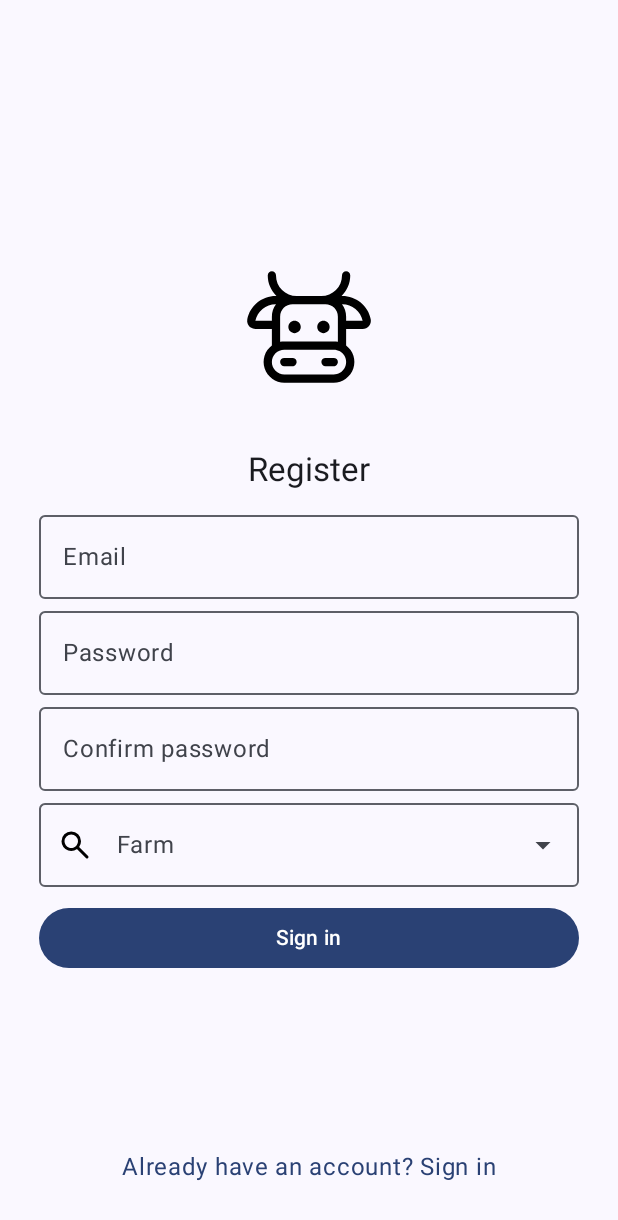
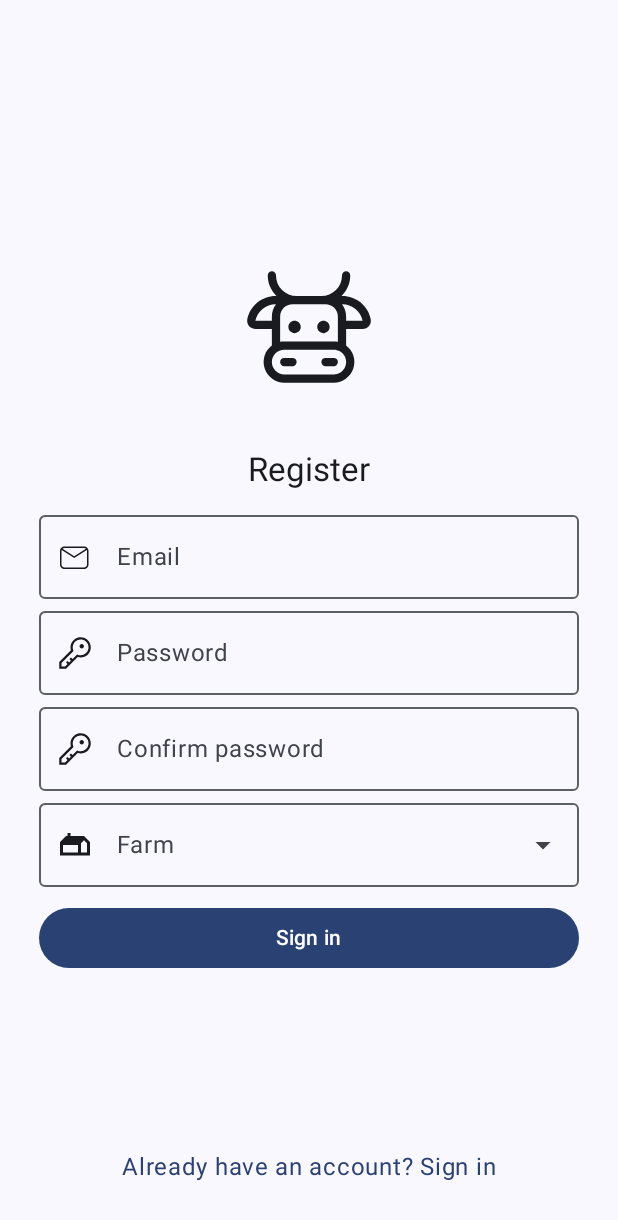
Before and after one commit to mishgan325/CowNose, an Android app built with Jetpack Compose: the screen it shows after launch (MainActivity), after a tap on "Register", on a phone screen of 412 x 824 dp. Shown: the top 1220 px of the screen. Run offline under Robolectric (Android 15) with nearby library versions, the phone set to English and light mode, and no system bars; our stand-ins replace Dagger/Hilt's generated code, Firebase (no records; nobody signed in at launch, a user with empty details on screens opened directly), Room's generated code; libraries missing offline, so code that uses them is left out: androidx.hilt.lifecycle; 1 other tap on this screen came first.

Commit message:
Update icons

```diff
--- a/android/app/src/main/java/ru/mishgan325/cownose/ui/screen/common/appbar/AppHeader.kt
+++ b/android/app/src/main/java/ru/mishgan325/cownose/ui/screen/common/appbar/AppHeader.kt
@@ -16,6 +16,7 @@ import androidx.compose.runtime.Composable
 import androidx.compose.runtime.mutableIntStateOf
 import androidx.compose.runtime.remember
 import androidx.compose.ui.Modifier
+import androidx.compose.ui.graphics.ColorFilter
 import androidx.compose.ui.platform.LocalContext
 import ru.mishgan325.cownose.R
 
@@ -61,11 +62,13 @@ fun AppHeader(
             ) {
                 if (isProfileScreen) Image(
                     imageVector = Icons.AutoMirrored.Filled.ExitToApp,
-                    contentDescription = "Log out"
+                    contentDescription = "Log out",
+                    colorFilter = ColorFilter.tint(color = MaterialTheme.colorScheme.onBackground)
                 )
                 else Image(
                     imageVector = Icons.Default.Person,
-                    contentDescription = "User Profile"
+                    contentDescription = "User Profile",
+                    colorFilter = ColorFilter.tint(color = MaterialTheme.colorScheme.onBackground)
                 )
             }
         },
--- a/android/app/src/main/java/ru/mishgan325/cownose/ui/screen/common/navigation/ScreenRoute.kt
+++ b/android/app/src/main/java/ru/mishgan325/cownose/ui/screen/common/navigation/ScreenRoute.kt
@@ -2,12 +2,13 @@ package ru.mishgan325.cownose.ui.screen.common.navigation
 
 import androidx.annotation.DrawableRes
 import androidx.compose.material3.Icon
+import androidx.compose.material3.MaterialTheme
 import androidx.compose.runtime.Composable
 import androidx.compose.ui.graphics.vector.ImageVector
 import androidx.compose.ui.res.painterResource
 import androidx.compose.ui.res.stringResource
+import kotlinx.serialization.Serializable
 import ru.mishgan325.cownose.R
-import kotlinx.serialization.Serializable
 
 sealed interface AppIcon {
     data class Vector(val image: ImageVector) : AppIcon
@@ -19,10 +20,16 @@ data class AppScreenRoute<T : Any>(val name: String, val route: T, val icon: App
 @Composable
 fun AppIcon(icon: AppIcon, contentDescription: String?) {
     when (icon) {
-        is AppIcon.Vector -> Icon(imageVector = icon.image, contentDescription = contentDescription)
+        is AppIcon.Vector -> Icon(
+            imageVector = icon.image,
+            contentDescription = contentDescription,
+            tint = MaterialTheme.colorScheme.onBackground
+        )
+
         is AppIcon.Res -> Icon(
             painter = painterResource(icon.resId),
-            contentDescription = contentDescription
+            contentDescription = contentDescription,
+            tint = MaterialTheme.colorScheme.onBackground
         )
     }
 }
@@ -51,7 +58,7 @@ fun AppScreenRoutes(): List<AppScreenRoute<*>> = listOf(
     ),
 )
 
-// Separate Screens
+
 @Serializable
 data object SeparateScreensRoute
 
--- a/android/app/src/main/java/ru/mishgan325/cownose/ui/screen/separate/login/LoginScreen.kt
+++ b/android/app/src/main/java/ru/mishgan325/cownose/ui/screen/separate/login/LoginScreen.kt
@@ -28,6 +28,7 @@ import androidx.compose.runtime.rememberCoroutineScope
 import androidx.compose.ui.Alignment
 import androidx.compose.ui.Modifier
 import androidx.compose.ui.focus.onFocusEvent
+import androidx.compose.ui.graphics.ColorFilter
 import androidx.compose.ui.platform.LocalFocusManager
 import androidx.compose.ui.res.painterResource
 import androidx.compose.ui.res.stringResource
@@ -35,8 +36,8 @@ import androidx.compose.ui.text.input.ImeAction
 import androidx.compose.ui.text.input.KeyboardType
 import androidx.compose.ui.text.input.PasswordVisualTransformation
 import androidx.compose.ui.unit.dp
+import kotlinx.coroutines.launch
 import ru.mishgan325.cownose.R
-import kotlinx.coroutines.launch
 
 @OptIn(markerClass = [ExperimentalMaterial3Api::class])
 @Composable
@@ -70,7 +71,8 @@ fun LoginScreen(
             contentDescription = "App Logo",
             modifier = Modifier
                 .size(size = 120.dp)
-                .padding(bottom = 32.dp)
+                .padding(bottom = 32.dp),
+            colorFilter = ColorFilter.tint(color = MaterialTheme.colorScheme.onBackground)
         )
 
         Text(
@@ -89,12 +91,13 @@ fun LoginScreen(
                 .background(color = MaterialTheme.colorScheme.background),
             leadingIcon = {
                 Image(
-                    painter = painterResource(R.drawable.email),
-                    contentDescription = "Email Icon"
+                    painter = painterResource(id = R.drawable.email),
+                    contentDescription = "Email Icon",
+                    colorFilter = ColorFilter.tint(color = MaterialTheme.colorScheme.onBackground)
                 )
             },
-            label = { Text("Email") },
-            placeholder = { Text("example@domain.com") },
+            label = { Text(text = "Email") },
+            placeholder = { Text(text = "example@domain.com") },
             singleLine = true,
             keyboardOptions = KeyboardOptions(
                 keyboardType = KeyboardType.Email,
@@ -111,11 +114,12 @@ fun LoginScreen(
                 .background(MaterialTheme.colorScheme.background),
             leadingIcon = {
                 Image(
-                    painter = painterResource(R.drawable.password),
-                    contentDescription = "Password Icon"
+                    painter = painterResource(id = R.drawable.password),
+                    contentDescription = "Password Icon",
+                    colorFilter = ColorFilter.tint(color = MaterialTheme.colorScheme.onBackground)
                 )
             },
-            label = { Text(stringResource(R.string.password)) },
+            label = { Text(text = stringResource(R.string.password)) },
             visualTransformation = PasswordVisualTransformation(),
             singleLine = true,
             keyboardActions = KeyboardActions(onDone = { focusManager.clearFocus() }),
@@ -137,8 +141,9 @@ fun LoginScreen(
                 textStyle = MaterialTheme.typography.bodyMedium,
                 leadingIcon = {
                     Image(
-                        painter = painterResource(id = R.drawable.search),
-                        contentDescription = "Farm Icon"
+                        painter = painterResource(id = R.drawable.gite_24px),
+                        contentDescription = "Farm Icon",
+                        colorFilter = ColorFilter.tint(color = MaterialTheme.colorScheme.onBackground)
                     )
                 },
                 label = { Text(text = stringResource(id = R.string.farm)) },
--- a/android/app/src/main/java/ru/mishgan325/cownose/ui/screen/separate/profile/ProfileScreen.kt
+++ b/android/app/src/main/java/ru/mishgan325/cownose/ui/screen/separate/profile/ProfileScreen.kt
@@ -33,9 +33,9 @@ import androidx.compose.ui.res.stringResource
 import androidx.compose.ui.semantics.contentDescription
 import androidx.compose.ui.semantics.semantics
 import androidx.compose.ui.unit.dp
-import ru.mishgan325.cownose.R
 import kotlinx.coroutines.delay
 import kotlinx.coroutines.flow.MutableStateFlow
+import ru.mishgan325.cownose.R
 
 @Composable
 fun ProfileScreen(profileViewModel: ProfileViewModel) {
@@ -59,16 +59,15 @@ fun ProfileScreen(profileViewModel: ProfileViewModel) {
         Column(
             modifier = Modifier
                 .fillMaxSize()
-                .padding(horizontal = 10.dp, vertical = 24.dp), // верх/низ вместо Spacer
+                .padding(horizontal = 10.dp, vertical = 24.dp),
             horizontalAlignment = Alignment.CenterHorizontally,
-            verticalArrangement = Arrangement.spacedBy(24.dp) // интервалы между блоками вместо Spacer
+            verticalArrangement = Arrangement.spacedBy(space = 24.dp)
         ) {
             Row(
                 modifier = Modifier.fillMaxWidth(),
                 verticalAlignment = Alignment.CenterVertically,
                 horizontalArrangement = Arrangement.Center
             ) {
-                // Аватар
                 Surface(
                     modifier = Modifier
                         .size(size = 200.dp)
@@ -129,7 +128,6 @@ fun ProfileScreen(profileViewModel: ProfileViewModel) {
                         }
                     }
 
-                    // Пример основной кнопки (редактирование/сохранение)
                     Button(
                         onClick = { /* TODO: profileViewModel.onEdit() */ },
                         modifier = Modifier.fillMaxWidth(),
--- a/android/app/src/main/java/ru/mishgan325/cownose/ui/screen/separate/register/RegisterScreen.kt
+++ b/android/app/src/main/java/ru/mishgan325/cownose/ui/screen/separate/register/RegisterScreen.kt
@@ -28,6 +28,7 @@ import androidx.compose.runtime.rememberCoroutineScope
 import androidx.compose.ui.Alignment
 import androidx.compose.ui.Modifier
 import androidx.compose.ui.focus.onFocusEvent
+import androidx.compose.ui.graphics.ColorFilter
 import androidx.compose.ui.platform.LocalFocusManager
 import androidx.compose.ui.res.painterResource
 import androidx.compose.ui.res.stringResource
@@ -35,8 +36,8 @@ import androidx.compose.ui.text.input.ImeAction
 import androidx.compose.ui.text.input.KeyboardType
 import androidx.compose.ui.text.input.PasswordVisualTransformation
 import androidx.compose.ui.unit.dp
+import kotlinx.coroutines.launch
 import ru.mishgan325.cownose.R
-import kotlinx.coroutines.launch
 
 @OptIn(ExperimentalMaterial3Api::class)
 @Composable
@@ -63,7 +64,8 @@ fun RegisterScreen(registerViewModel: RegisterViewModel, onNavigateToLoginScreen
             contentDescription = "App Logo",
             modifier = Modifier
                 .size(size = 120.dp)
-                .padding(bottom = 32.dp)
+                .padding(bottom = 32.dp),
+            colorFilter = ColorFilter.tint(color = MaterialTheme.colorScheme.onBackground)
         )
 
         Text(
@@ -79,6 +81,13 @@ fun RegisterScreen(registerViewModel: RegisterViewModel, onNavigateToLoginScreen
             label = { Text("Email") },
             placeholder = { Text("example@domain.com") },
             singleLine = true,
+            leadingIcon = {
+                Image(
+                    painter = painterResource(id = R.drawable.email),
+                    contentDescription = "Email Icon",
+                    colorFilter = ColorFilter.tint(color = MaterialTheme.colorScheme.onBackground)
+                )
+            },
             keyboardOptions = KeyboardOptions(
                 keyboardType = KeyboardType.Email,
                 imeAction = ImeAction.Next
@@ -98,6 +107,13 @@ fun RegisterScreen(registerViewModel: RegisterViewModel, onNavigateToLoginScreen
                 keyboardType = KeyboardType.Password,
                 imeAction = ImeAction.Next
             ),
+            leadingIcon = {
+                Image(
+                    painter = painterResource(id = R.drawable.password),
+                    contentDescription = "Password Icon",
+                    colorFilter = ColorFilter.tint(color = MaterialTheme.colorScheme.onBackground)
+                )
+            },
             modifier = Modifier
                 .fillMaxWidth()
                 .bringIntoViewRequester(bringIntoViewRequester)
@@ -113,6 +129,13 @@ fun RegisterScreen(registerViewModel: RegisterViewModel, onNavigateToLoginScreen
                 keyboardType = KeyboardType.Password,
                 imeAction = ImeAction.Done
             ),
+            leadingIcon = {
+                Image(
+                    painter = painterResource(id = R.drawable.password),
+                    contentDescription = "Password Icon",
+                    colorFilter = ColorFilter.tint(color = MaterialTheme.colorScheme.onBackground)
+                )
+            },
             keyboardActions = KeyboardActions(onDone = { focusManager.clearFocus() }),
             modifier = Modifier
                 .fillMaxWidth()
@@ -131,8 +154,9 @@ fun RegisterScreen(registerViewModel: RegisterViewModel, onNavigateToLoginScreen
                 textStyle = MaterialTheme.typography.bodyMedium,
                 leadingIcon = {
                     Image(
-                        painter = painterResource(id = R.drawable.search),
-                        contentDescription = "Farm Icon"
+                        painter = painterResource(id = R.drawable.gite_24px),
+                        contentDescription = "Farm Icon",
+                        colorFilter = ColorFilter.tint(color = MaterialTheme.colorScheme.onBackground)
                     )
                 },
                 label = { Text(text = stringResource(id = R.string.farm)) },
--- /dev/null
+++ b/android/app/src/main/res/drawable/gite_24px.xml
@@ -0,0 +1,10 @@
+<vector xmlns:android="http://schemas.android.com/apk/res/android"
+    android:width="24dp"
+    android:height="24dp"
+    android:viewportWidth="960"
+    android:viewportHeight="960"
+    android:tint="?attr/colorControlNormal">
+  <path
+      android:fillColor="@android:color/white"
+      android:pathData="M80,760L80,400L240,240L280,240L280,160L360,160L360,240L720,240L880,400L880,760L80,760ZM640,680L800,680L800,433L720,353L640,433L640,680ZM160,680L560,680L560,480L160,480L160,680Z"/>
+</vector>
```
